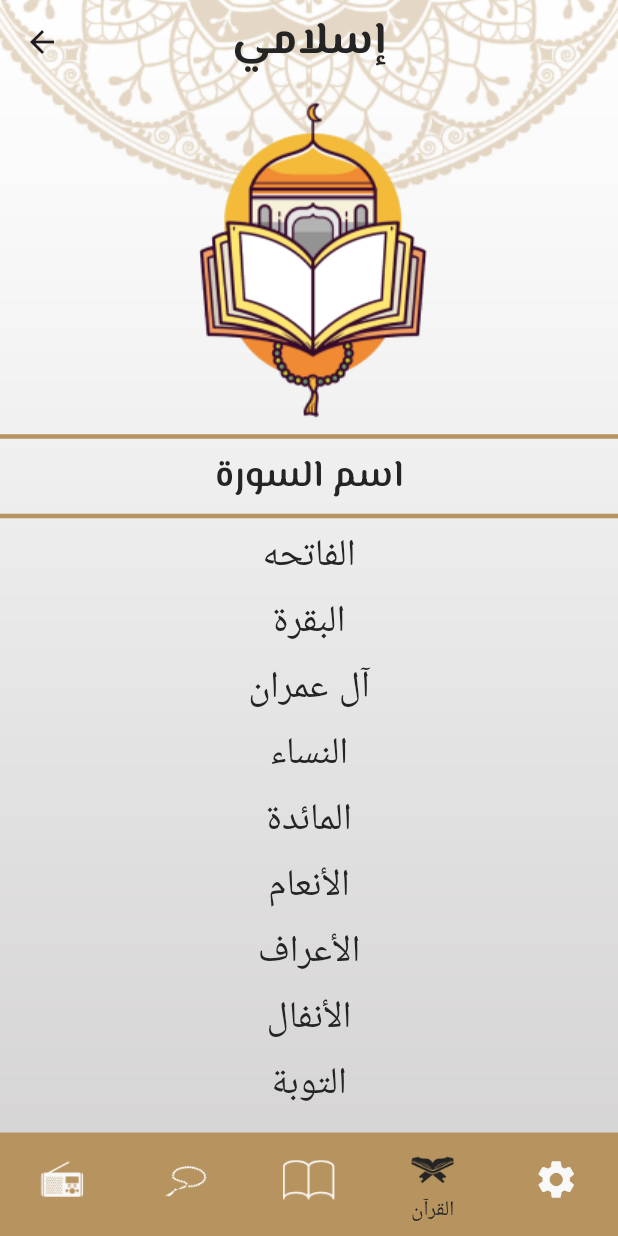
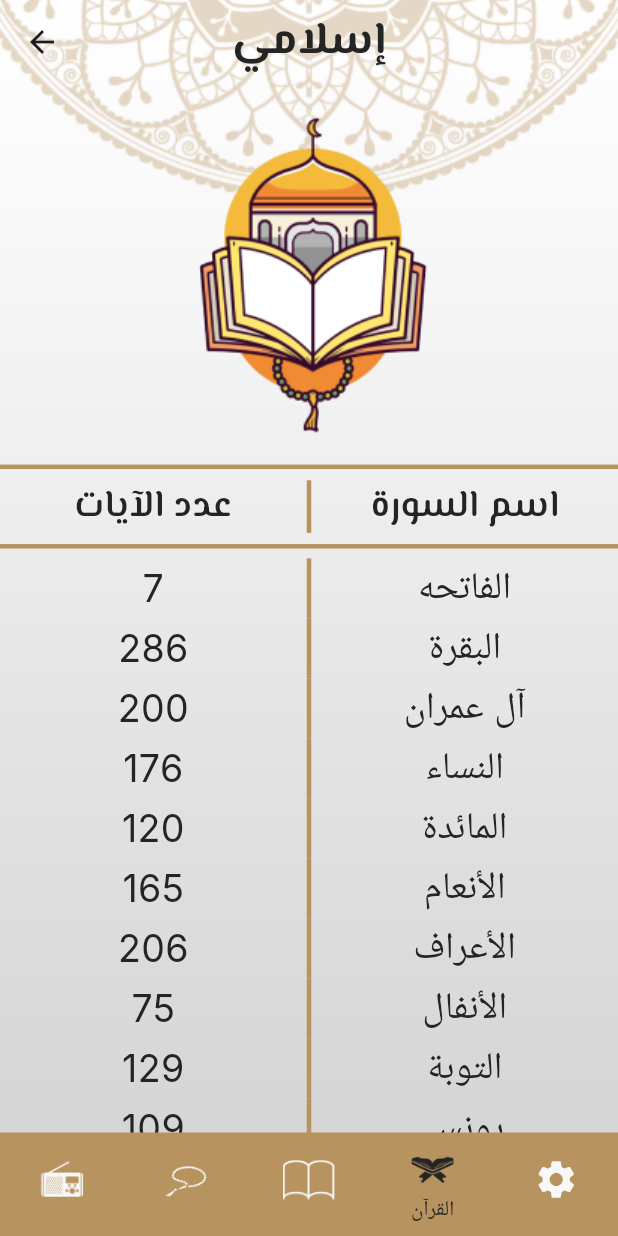
Before and after one commit to Mariam-Elkhelawy/Iqraa, a Flutter app: the HomeScreen screen opened by its route, item 4 of the bottom bar chosen, on a phone screen of 412 x 824 dp. Run offline on Flutter 3.47's test engine with Material 3 defaults, Android fonts, the phone set to English and light mode, and no system bars; our stand-ins replace another_flutter_splash_screen, google_fonts.

Commit message:
edit sura tab

```diff
--- a/lib/sura_details.dart
+++ b/lib/sura_details.dart
@@ -37,13 +37,12 @@ class _SuraDetailsScreenState extends State<SuraDetailsScreen> {
         ),
         body: Padding(
           padding: const EdgeInsets.all(16.0),
-          child: Card(
+          child: Container(
             margin: EdgeInsets.all(20),
-            color: Color(0xFFF8F8F8).withOpacity(.8),
-            shape: OutlineInputBorder(
-              borderRadius: BorderRadius.circular(25),
-              borderSide: BorderSide(color: Colors.transparent),
-            ),
+            decoration:BoxDecoration(
+                color: Color(0xFFF8F8F8).withOpacity(.8),
+              borderRadius: BorderRadius.circular(25)
+               ),
             child: Column(
               children: [
                 SizedBox(height: 12),
--- a/lib/tabs/quran_tab.dart
+++ b/lib/tabs/quran_tab.dart
@@ -244,23 +244,55 @@ class QuranTab extends StatelessWidget {
   Widget build(BuildContext context) {
     return Column(
       children: [
-        Align(
-          alignment: Alignment.center,
-          child: Image.asset('assets/images/ic_quran_top.png'),
+        Image.asset(
+          'assets/images/ic_quran_top.png',
+          height: MediaQuery.of(context).size.height * .3,
         ),
         Divider(
           thickness: 3,
           color: AppTheme.primaryColor,
         ),
-        Text('اسم السورة', style: Theme.of(context).textTheme.bodyLarge),
+        Row(
+          children: [
+            Expanded(
+                child: Text('عدد الآيات',
+                    style: Theme.of(context).textTheme.bodyLarge,
+                    textAlign: TextAlign.center)),
+            Container(
+              height: 35,
+              width: 3,
+              color: AppTheme.primaryColor,
+            ),
+            Expanded(
+                child: Text(
+              'اسم السورة',
+              style: Theme.of(context).textTheme.bodyLarge,
+              textAlign: TextAlign.center,
+            )),
+          ],
+        ),
         Divider(
           thickness: 3,
           color: AppTheme.primaryColor,
         ),
         Expanded(
-          child: ListView.separated(
+          child: ListView.builder(
               itemBuilder: (context, index) {
-                return InkWell(
+                return Row(
+                  children: [
+                    Expanded(
+                      child: Text(versesNumber[index].toString(),
+                          textAlign: TextAlign.center,
+                          style: Theme.of(context).textTheme.bodyMedium),
+                    ),
+
+                    Container(
+                      height: 40,
+                      width: 3,
+                      color: AppTheme.primaryColor,
+                    ),
+                    Expanded(
+                      child: InkWell(
                         onTap: () {
                           Navigator.pushNamed(
                             context,
@@ -272,9 +304,12 @@ class QuranTab extends StatelessWidget {
                         child: Text(suraNames[index],
                             textAlign: TextAlign.center,
                             style: Theme.of(context).textTheme.bodyMedium),
+                      ),
+                    ),
+
+                  ],
                 );
               },
-              separatorBuilder: (context, index) => SizedBox(height: 8),
               itemCount: suraNames.length),
         ),
       ],
```
Lines whose indentation alone changed are shown as unchanged.
